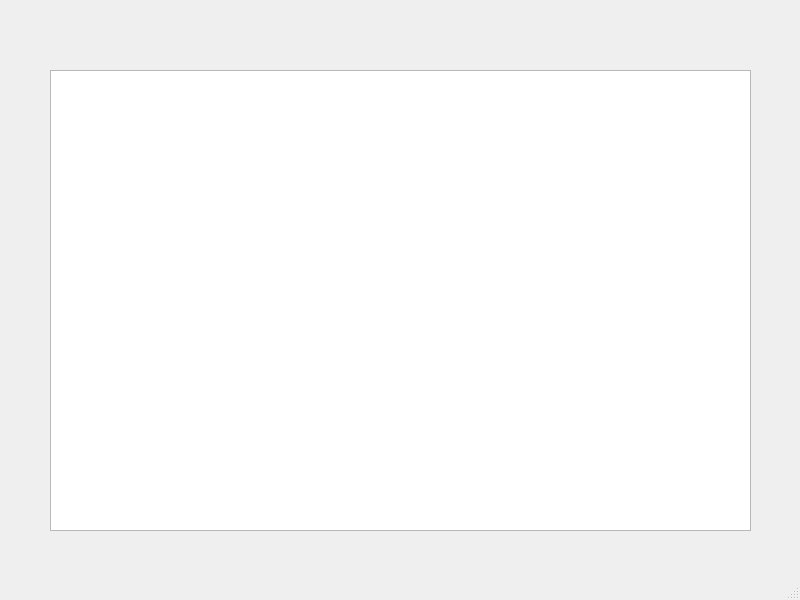
Borejson1/FinanceManager, file mainwindow.ui: the form before one commit.
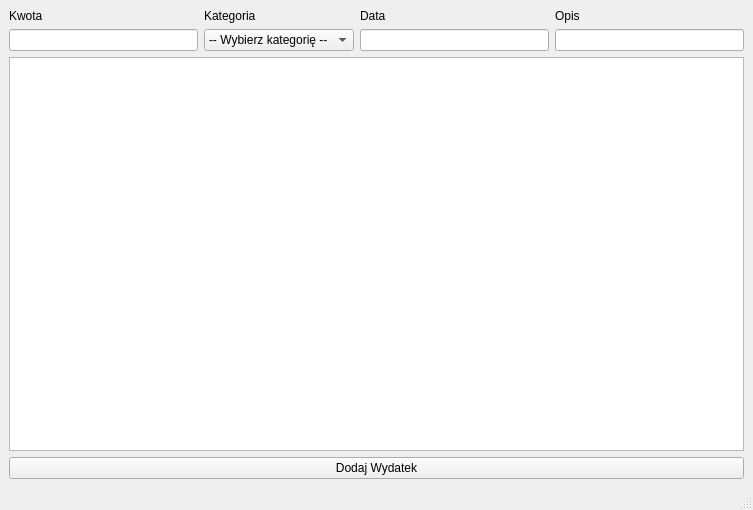
The form after the commit.

```diff
--- a/mainwindow.ui
+++ b/mainwindow.ui
@@ -6,24 +6,86 @@
    <rect>
     <x>0</x>
     <y>0</y>
-    <width>800</width>
-    <height>600</height>
+    <width>753</width>
+    <height>510</height>
    </rect>
   </property>
   <property name="windowTitle">
    <string>MainWindow</string>
   </property>
   <widget class="QWidget" name="centralwidget">
-   <widget class="QTableView" name="tableView">
-    <property name="geometry">
-     <rect>
-      <x>50</x>
-      <y>70</y>
-      <width>701</width>
-      <height>461</height>
-     </rect>
-    </property>
-   </widget>
+   <layout class="QVBoxLayout" name="verticalLayout">
+    <item>
+     <layout class="QGridLayout" name="gridLayout">
+      <item row="1" column="3">
+       <widget class="QLineEdit" name="lineEdit"/>
+      </item>
+      <item row="0" column="0">
+       <widget class="QLabel" name="label">
+        <property name="text">
+         <string>Kwota</string>
+        </property>
+       </widget>
+      </item>
+      <item row="0" column="3">
+       <widget class="QLabel" name="label_5">
+        <property name="text">
+         <string>Opis</string>
+        </property>
+       </widget>
+      </item>
+      <item row="1" column="0">
+       <widget class="QLineEdit" name="editAmount"/>
+      </item>
+      <item row="0" column="2">
+       <widget class="QLabel" name="label_4">
+        <property name="text">
+         <string>Data</string>
+        </property>
+       </widget>
+      </item>
+      <item row="1" column="2">
+       <widget class="QLineEdit" name="editDate"/>
+      </item>
+      <item row="0" column="1">
+       <widget class="QLabel" name="label_3">
+        <property name="text">
+         <string>Kategoria</string>
+        </property>
+       </widget>
+      </item>
+      <item row="1" column="1">
+       <widget class="QComboBox" name="comboType">
+        <item>
+         <property name="text">
+          <string>-- Wybierz kategorię --</string>
+         </property>
+        </item>
+        <item>
+         <property name="text">
+          <string>Jedzenie</string>
+         </property>
+        </item>
+        <item>
+         <property name="text">
+          <string>Rozrywka</string>
+         </property>
+        </item>
+       </widget>
+      </item>
+     </layout>
+    </item>
+    <item>
+     <widget class="QTableView" name="tableView"/>
+    </item>
+    <item>
+     <widget class="QPushButton" name="pushButton">
+      <property name="text">
+       <string>Dodaj Wydatek</string>
+      </property>
+     </widget>
+    </item>
+   </layout>
   </widget>
   <widget class="QMenuBar" name="menubar">
    <property name="geometry">
```
Left out of the diff: 2 changed lines with no effect on the pictures.
